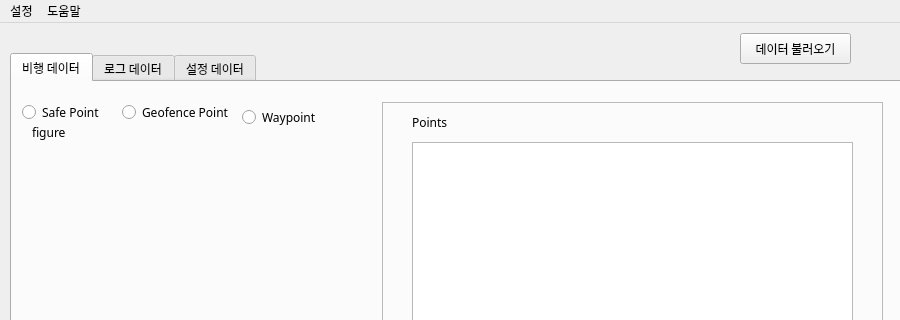
Old version of the form ui/PX4Forensic.ui in the repository khu-mesl-348/PX4Forensic; both pictures show x 0 to 900 and y 0 to 320 of the 900 by 650 pixel window.
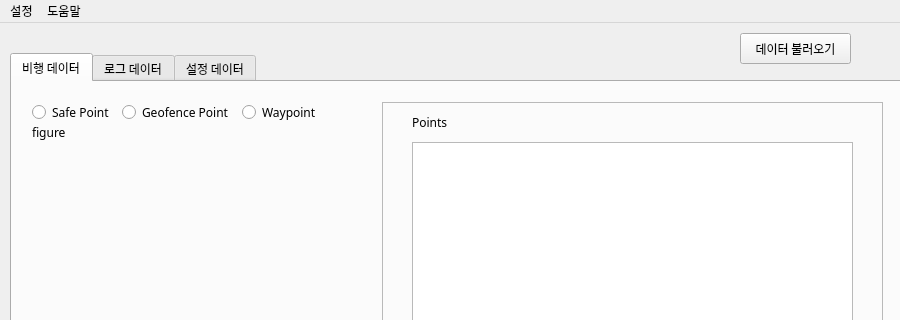
New version of the form.

Commit message: UI 정렬 안맞는거 수정

The edit to the form file:
```diff
--- a/ui/PX4Forensic.ui
+++ b/ui/PX4Forensic.ui
@@ -237,7 +237,7 @@
      <widget class="QRadioButton" name="radio_safepoint">
       <property name="geometry">
        <rect>
-        <x>10</x>
+        <x>20</x>
         <y>10</y>
         <width>111</width>
         <height>41</height>
@@ -278,7 +278,7 @@
         <x>230</x>
         <y>20</y>
         <width>121</width>
-        <height>31</height>
+        <height>21</height>
        </rect>
       </property>
       <property name="sizePolicy">
@@ -351,10 +351,10 @@
    <widget class="QLabel" name="label_connected">
     <property name="geometry">
      <rect>
-      <x>420</x>
+      <x>440</x>
       <y>10</y>
       <width>271</width>
-      <height>21</height>
+      <height>31</height>
      </rect>
     </property>
     <property name="font">
```
